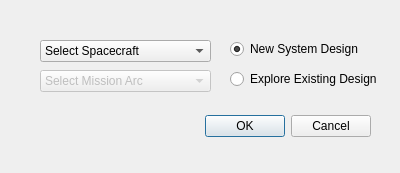
Qt form sta-src/SEM/sem.ui (Dwarf-Planet-Project/SpaceDesignTool) before a commit.
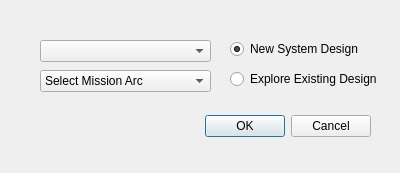
The same form after that commit. Icons and pictures are not drawn.

Patch:
```diff
--- a/sta-src/SEM/sem.ui
+++ b/sta-src/SEM/sem.ui
@@ -42,11 +42,6 @@
      <height>22</height>
     </rect>
    </property>
-   <item>
-    <property name="text">
-     <string>Select Spacecraft</string>
-    </property>
-   </item>
   </widget>
   <widget class="QRadioButton" name="WizardSelectionRadioButton">
    <property name="geometry">
@@ -79,7 +74,7 @@
   </widget>
   <widget class="QComboBox" name="SelectMissionArcComboBox">
    <property name="enabled">
-    <bool>false</bool>
+    <bool>true</bool>
    </property>
    <property name="geometry">
     <rect>
```
